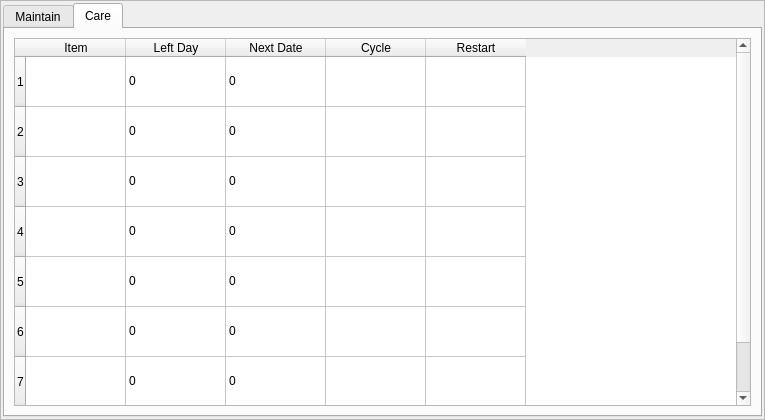
Qt form hcmaintains/icupdatesystempage.ui (dongdong-2009/3-5AxisRobot) before a commit.
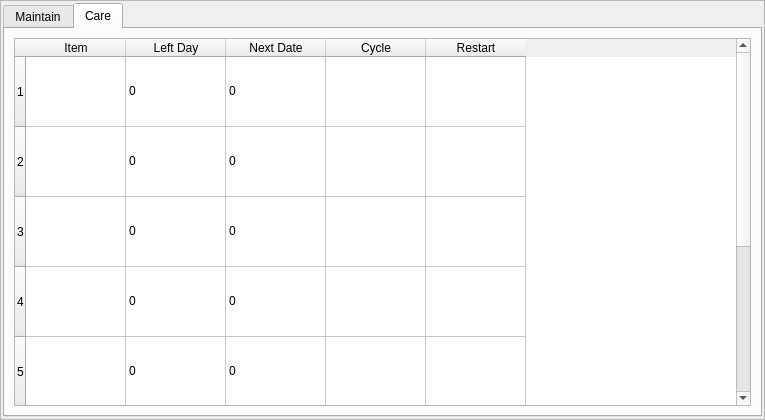
The same form after that commit. The open tabs and pages were chosen to show the change. Custom widgets are drawn as their Qt base class.

Patch:
```diff
--- a/hcmaintains/icupdatesystempage.ui
+++ b/hcmaintains/icupdatesystempage.ui
@@ -279,10 +279,10 @@
           <set>QAbstractItemView::NoEditTriggers</set>
          </property>
          <attribute name="verticalHeaderDefaultSectionSize">
-          <number>50</number>
+          <number>70</number>
          </attribute>
          <attribute name="verticalHeaderMinimumSectionSize">
-          <number>50</number>
+          <number>70</number>
          </attribute>
          <row>
           <property name="text">
```
